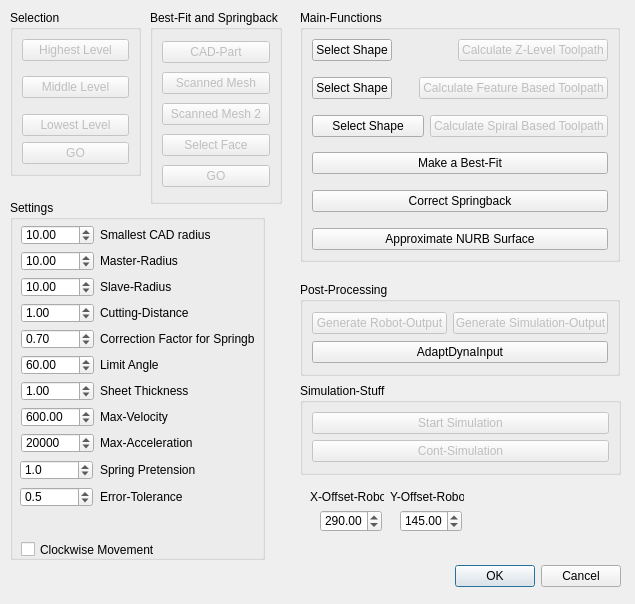
First picture: the form in src/Mod/Cam/Gui/Cutting.ui, repository berndhahnebach/All_FreeCAD, before the edit.
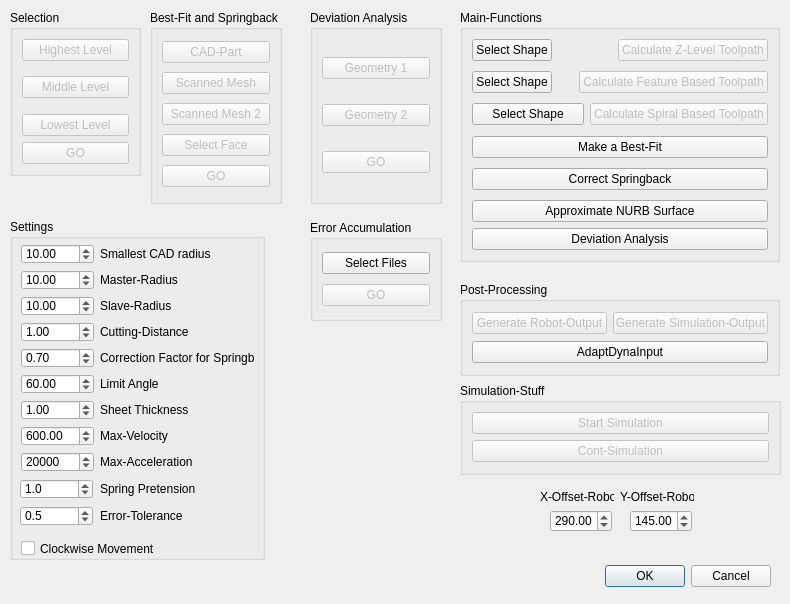
Second picture: the form after the edit.

Commit message: +added feature to iteratively calculate SpringbackCorrection +slightly changed gui +added convenience functions to calculate the deviation of two geometries

What changed in the file:
```diff
--- a/src/Mod/Cam/Gui/Cutting.ui
+++ b/src/Mod/Cam/Gui/Cutting.ui
@@ -1,21 +1,21 @@
 <ui version="4.0" >
  <class>CamGui::Cutting</class>
- <widget class="QDialog" name="CamGui::Cutting" >
-  <property name="geometry" >
+ <widget class="QDialog" name="CamGui::Cutting">
+  <property name="geometry">
    <rect>
     <x>0</x>
     <y>0</y>
-    <width>635</width>
+    <width>790</width>
     <height>604</height>
    </rect>
   </property>
   <property name="windowTitle" >
    <string>Dialog</string>
   </property>
-  <widget class="QWidget" name="layoutWidget" >
-   <property name="geometry" >
+  <widget class="QWidget" name="layoutWidget">
+   <property name="geometry">
     <rect>
-     <x>270</x>
+     <x>420</x>
      <y>560</y>
      <width>351</width>
      <height>33</height>
@@ -57,10 +57,10 @@
     </item>
    </layout>
   </widget>
-  <widget class="QGroupBox" name="groupBox_5" >
-   <property name="geometry" >
+  <widget class="QGroupBox" name="groupBox_5">
+   <property name="geometry">
     <rect>
-     <x>300</x>
+     <x>460</x>
      <y>10</y>
      <width>320</width>
      <height>252</height>
@@ -120,10 +120,8 @@
           <property name="enabled" >
            <bool>false</bool>
           </property>
-          <property name="sizePolicy" >
-           <sizepolicy>
-            <hsizetype>0</hsizetype>
-            <vsizetype>0</vsizetype>
+          <property name="sizePolicy">
+           <sizepolicy hsizetype="Fixed" vsizetype="Fixed">
             <horstretch>0</horstretch>
             <verstretch>6</verstretch>
            </sizepolicy>
@@ -303,6 +301,13 @@
         </property>
        </widget>
       </item>
+      <item>
+       <widget class="QPushButton" name="Deviation_button">
+        <property name="text">
+         <string>Deviation Analysis</string>
+        </property>
+       </widget>
+      </item>
      </layout>
     </item>
    </layout>
@@ -404,10 +409,10 @@
     </item>
    </layout>
   </widget>
-  <widget class="QGroupBox" name="groupBox_4" >
-   <property name="geometry" >
+  <widget class="QGroupBox" name="groupBox_4">
+   <property name="geometry">
     <rect>
-     <x>300</x>
+     <x>460</x>
      <y>282</y>
      <width>320</width>
      <height>94</height>
@@ -478,10 +483,10 @@
     </item>
    </layout>
   </widget>
-  <widget class="QGroupBox" name="groupBox_6" >
-   <property name="geometry" >
+  <widget class="QGroupBox" name="groupBox_6">
+   <property name="geometry">
     <rect>
-     <x>300</x>
+     <x>460</x>
      <y>383</y>
      <width>321</width>
      <height>92</height>
@@ -535,10 +540,10 @@
     </item>
    </layout>
   </widget>
-  <widget class="QLabel" name="label_8" >
-   <property name="geometry" >
+  <widget class="QLabel" name="label_8">
+   <property name="geometry">
     <rect>
-     <x>390</x>
+     <x>620</x>
      <y>490</y>
      <width>74</width>
      <height>14</height>
@@ -548,10 +553,10 @@
     <string>Y-Offset-Robot</string>
    </property>
   </widget>
-  <widget class="QLabel" name="label_7" >
-   <property name="geometry" >
+  <widget class="QLabel" name="label_7">
+   <property name="geometry">
     <rect>
-     <x>310</x>
+     <x>540</x>
      <y>490</y>
      <width>74</width>
      <height>14</height>
@@ -561,10 +566,10 @@
     <string>X-Offset-Robot</string>
    </property>
   </widget>
-  <widget class="QDoubleSpinBox" name="xoffset_box" >
-   <property name="geometry" >
+  <widget class="QDoubleSpinBox" name="xoffset_box">
+   <property name="geometry">
     <rect>
-     <x>320</x>
+     <x>550</x>
      <y>510</y>
      <width>62</width>
      <height>22</height>
@@ -577,10 +582,10 @@
     <double>290.000000000000000</double>
    </property>
   </widget>
-  <widget class="QDoubleSpinBox" name="yoffset_box" >
-   <property name="geometry" >
+  <widget class="QDoubleSpinBox" name="yoffset_box">
+   <property name="geometry">
     <rect>
-     <x>400</x>
+     <x>630</x>
      <y>510</y>
      <width>62</width>
      <height>22</height>
@@ -677,13 +682,13 @@
     </item>
    </layout>
   </widget>
-  <widget class="QGroupBox" name="groupBox_2" >
-   <property name="geometry" >
+  <widget class="QGroupBox" name="groupBox_2">
+   <property name="geometry">
     <rect>
      <x>10</x>
-     <y>200</y>
+     <y>219</y>
      <width>255</width>
-     <height>360</height>
+     <height>341</height>
     </rect>
    </property>
    <property name="title" >
@@ -976,11 +981,11 @@
      <string>Slave-Radius</string>
     </property>
    </widget>
-   <widget class="QCheckBox" name="clockwise_checkbox" >
-    <property name="geometry" >
+   <widget class="QCheckBox" name="clockwise_checkbox">
+    <property name="geometry">
      <rect>
       <x>11</x>
-      <y>340</y>
+      <y>320</y>
       <width>168</width>
       <height>19</height>
      </rect>
@@ -1034,6 +1039,124 @@
     </property>
    </widget>
   </widget>
+  <widget class="QGroupBox" name="deviation_box">
+   <property name="enabled">
+    <bool>true</bool>
+   </property>
+   <property name="geometry">
+    <rect>
+     <x>310</x>
+     <y>10</y>
+     <width>132</width>
+     <height>194</height>
+    </rect>
+   </property>
+   <property name="title">
+    <string>Deviation Analysis</string>
+   </property>
+   <layout class="QHBoxLayout" name="_2">
+    <property name="spacing">
+     <number>6</number>
+    </property>
+    <property name="margin">
+     <number>9</number>
+    </property>
+    <item>
+     <layout class="QVBoxLayout" name="_3">
+      <property name="spacing">
+       <number>7</number>
+      </property>
+      <property name="margin">
+       <number>0</number>
+      </property>
+      <item>
+       <widget class="QPushButton" name="deviation_geometry1_button">
+        <property name="enabled">
+         <bool>false</bool>
+        </property>
+        <property name="text">
+         <string>Geometry 1</string>
+        </property>
+       </widget>
+      </item>
+      <item>
+       <widget class="QPushButton" name="deviation_geometry2_button">
+        <property name="enabled">
+         <bool>false</bool>
+        </property>
+        <property name="text">
+         <string>Geometry 2</string>
+        </property>
+       </widget>
+      </item>
+      <item>
+       <widget class="QPushButton" name="deviation_go_button">
+        <property name="enabled">
+         <bool>false</bool>
+        </property>
+        <property name="text">
+         <string>GO</string>
+        </property>
+       </widget>
+      </item>
+     </layout>
+    </item>
+   </layout>
+  </widget>
+  <widget class="QGroupBox" name="error_accumulation">
+   <property name="enabled">
+    <bool>true</bool>
+   </property>
+   <property name="geometry">
+    <rect>
+     <x>310</x>
+     <y>220</y>
+     <width>132</width>
+     <height>101</height>
+    </rect>
+   </property>
+   <property name="title">
+    <string>Error Accumulation</string>
+   </property>
+   <layout class="QHBoxLayout" name="_4">
+    <property name="spacing">
+     <number>6</number>
+    </property>
+    <property name="margin">
+     <number>9</number>
+    </property>
+    <item>
+     <layout class="QVBoxLayout" name="_5">
+      <property name="spacing">
+       <number>7</number>
+      </property>
+      <property name="margin">
+       <number>0</number>
+      </property>
+      <item>
+       <widget class="QPushButton" name="error_accumulation_select_files_button">
+        <property name="enabled">
+         <bool>true</bool>
+        </property>
+        <property name="text">
+         <string>Select Files</string>
+        </property>
+       </widget>
+      </item>
+      <item>
+       <widget class="QPushButton" name="error_accumulation_go_button">
+        <property name="enabled">
+         <bool>false</bool>
+        </property>
+        <property name="text">
+         <string>GO</string>
+        </property>
+       </widget>
+      </item>
+     </layout>
+    </item>
+   </layout>
+  </widget>
  </widget>
  <resources/>
  <connections>
```
Left out of the diff: 557 changed lines with no effect on the pictures. The commit also changes 14 other files.
